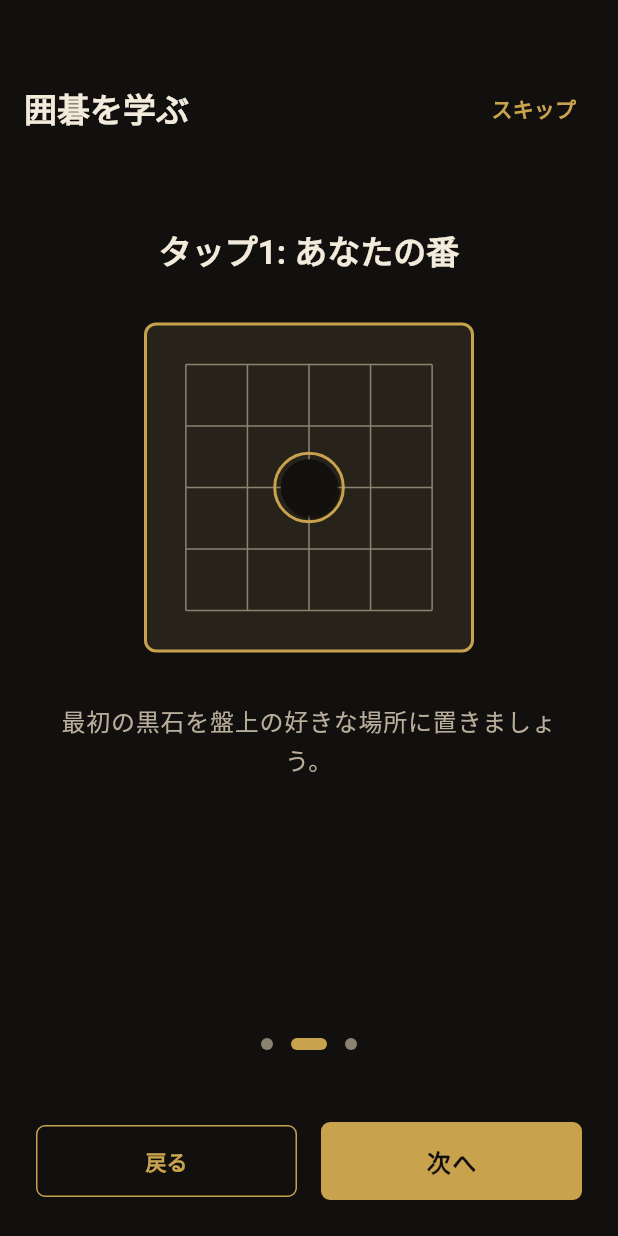
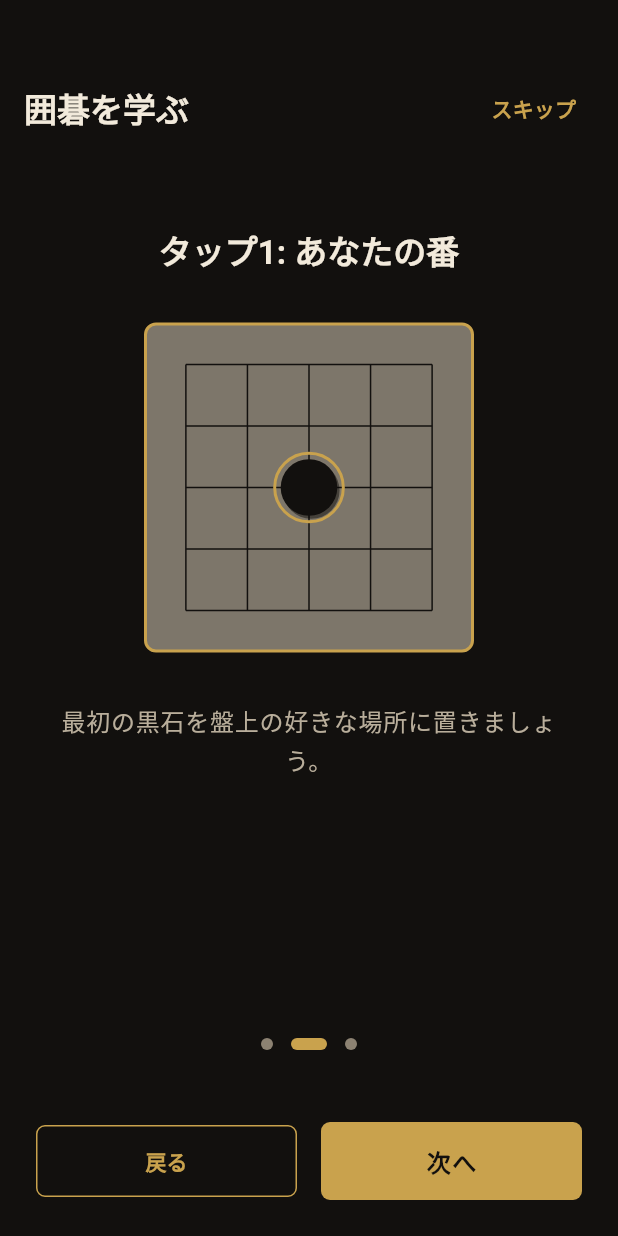
Before and after one commit to zka32101/komovia_go, a Flutter app: the screen it shows after launch, swiped to page 2, on a phone screen of 412 x 824 dp. Run offline on Flutter 3.47's test engine with Material 3 defaults, Android fonts, the phone set to English and light mode, and no system bars; our stand-ins replace cloud_firestore, cloud_functions, firebase_analytics, firebase_auth, firebase_core, firebase_crashlytics and 11 more; missing offline and left inert: dart:ffi, komovia_core; accounts and stored records are empty; generated files the repository leaves out were written again; project files that could hold a hidden picture were left out.

Commit message:
ダークモードの盤面をグレーにし、下部ボタンがナビバーに隠れる問題を修正
- 履歴/詰碁/観戦/棋譜観戦/オンボーディングの盤面下地を AppColors.boardGray に
  変更し、グリッド線を濃くした。暗い背景と黒石が溶け合って見えなかった。
- MaterialApp.builder でナビバー分の下余白を確保。targetSdk 36 (Android 15+) の
  edge-to-edge で、SafeArea のない画面の下部ボタンが隠れていた。
  キーボード表示中は余白を外す。

Co-Authored-By: Claude Sonnet 5.5 <noreply@anthropic.com>

```diff
--- a/lib/config/theme.dart
+++ b/lib/config/theme.dart
@@ -42,6 +42,9 @@ class AppColors {
   static const Color grey500 = Color(0xFF8C8272);
   static const Color grey700 = Color(0xFF5A5246);
   static const Color grey900 = sumiCard;
+  // ダークテーマ上に置く盤面の下地。暗い背景や黒石と溶け合わないよう、
+  // 黒石・白石のどちらとも差がつく中間の明るさにしてある。
+  static const Color boardGray = Color(0xFF7D766A);
   static const Color bgDark = sumi;
   static const Color bgLight = Color(0xFFF5EEDF);
 }
--- a/lib/main.dart
+++ b/lib/main.dart
@@ -87,6 +87,24 @@ class GoEnApp extends ConsumerWidget {
       locale: locale,
       localizationsDelegates: AppLocalizations.localizationsDelegates,
       supportedLocales: AppLocalizations.supportedLocales,
+      // targetSdk 36 (Android 15+) draws edge-to-edge, so without this the
+      // bottom of every screen sits under the system navigation bar.
+      builder: (context, child) {
+        final media = MediaQuery.of(context);
+        final bottom = media.viewInsets.bottom > 0 ? 0.0 : media.viewPadding.bottom;
+        if (child == null || bottom <= 0) return child ?? const SizedBox.shrink();
+        return ColoredBox(
+          color: AppColors.bgDark,
+          child: Padding(
+            padding: EdgeInsets.only(bottom: bottom),
+            child: MediaQuery.removePadding(
+              context: context,
+              removeBottom: true,
+              child: child,
+            ),
+          ),
+        );
+      },
       home: const SplashScreen(),
       navigatorObservers: [
         _AnalyticsNavigatorObserver(),
--- a/lib/views/screens/game_history_screen.dart
+++ b/lib/views/screens/game_history_screen.dart
@@ -522,7 +522,7 @@ class _GameHistoryScreenState extends ConsumerState<GameHistoryScreen> {
                   ),
                 ),
                 decoration: BoxDecoration(
-                  color: AppColors.kinLight.withOpacity(0.1),
+                  color: AppColors.boardGray,
                 ),
                 child: Builder(builder: (context) {
                   // game.sgfData is real move-order SGF (see sgf_parser.dart),
@@ -537,6 +537,7 @@ class _GameHistoryScreenState extends ConsumerState<GameHistoryScreen> {
                       CustomPaint(
                         painter: GoBoardGridPainter(
                           boardSize: boardSize,
+                          lineColor: AppColors.sumi,
                           starPointColor: null,
                         ),
                         size: const Size(300, 300),
--- a/lib/views/screens/onboarding_screen.dart
+++ b/lib/views/screens/onboarding_screen.dart
@@ -351,7 +351,7 @@ class _MiniBoard extends StatelessWidget {
       decoration: BoxDecoration(
         border: Border.all(color: AppColors.kin, width: 2),
         borderRadius: BorderRadius.circular(8),
-        color: AppColors.kinLight.withOpacity(0.1),
+        color: AppColors.boardGray,
       ),
       child: CustomPaint(painter: _MiniBoardPainter(stones)),
     );
@@ -368,7 +368,7 @@ class _MiniBoardPainter extends CustomPainter {
     final pad = size.width * 0.12;
     final step = (size.width - pad * 2) / (n - 1);
     final line = Paint()
-      ..color = AppColors.grey500
+      ..color = AppColors.sumi
       ..strokeWidth = 1;
     for (var i = 0; i < n; i++) {
       final v = pad + step * i;
--- a/lib/views/screens/spectator_view_screen.dart
+++ b/lib/views/screens/spectator_view_screen.dart
@@ -260,7 +260,7 @@ class _SpectatorViewScreenState extends ConsumerState<SpectatorViewScreen> {
       height: boardPixelSize,
       decoration: BoxDecoration(
         border: Border.all(color: AppColors.kin, width: 2),
-        color: AppColors.kinLight.withOpacity(0.1),
+        color: AppColors.boardGray,
       ),
       child: Stack(
         children: [
--- a/lib/views/screens/tsume_go_screen.dart
+++ b/lib/views/screens/tsume_go_screen.dart
@@ -423,13 +423,14 @@ class _TsumeGoScreenState extends ConsumerState<TsumeGoScreen> {
           ),
         ),
         decoration: BoxDecoration(
-          color: AppColors.kinLight.withOpacity(0.1),
+          color: AppColors.boardGray,
         ),
         child: Stack(
           children: [
             CustomPaint(
               painter: GoBoardGridPainter(
                 boardSize: boardSize,
+                lineColor: AppColors.sumi,
                 starPointColor: null,
               ),
               size: const Size(300, 300),
```
Also changed, not shown: lib/views/screens/kifu_observation_screen.dart (+5 -2 lines).
